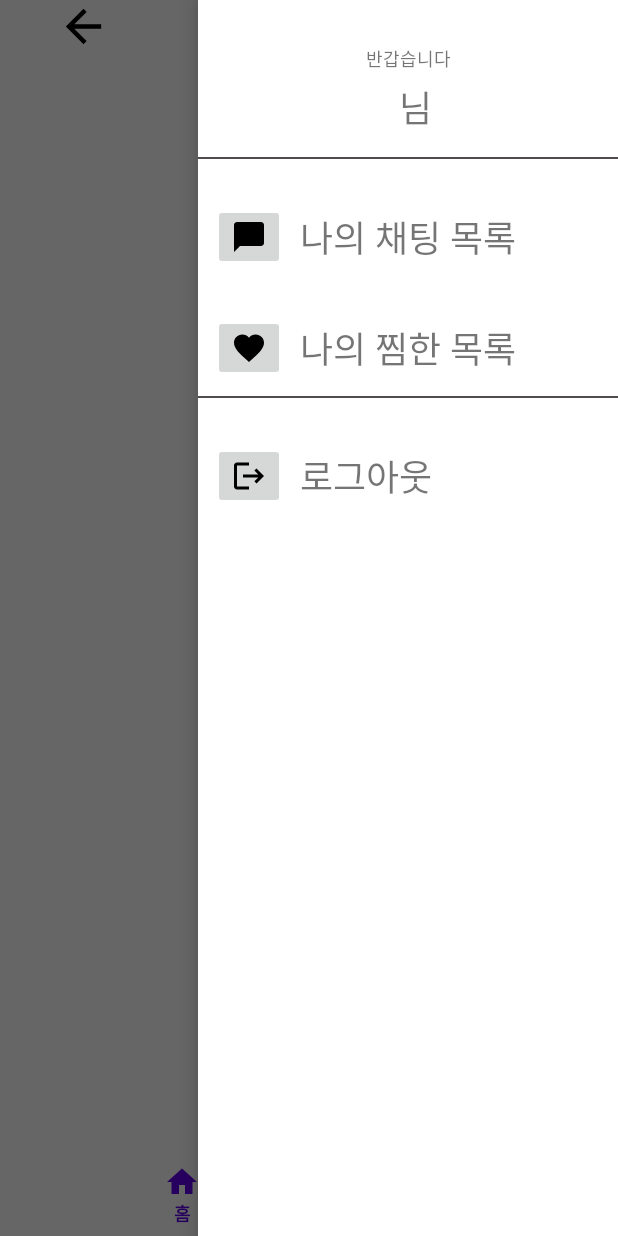
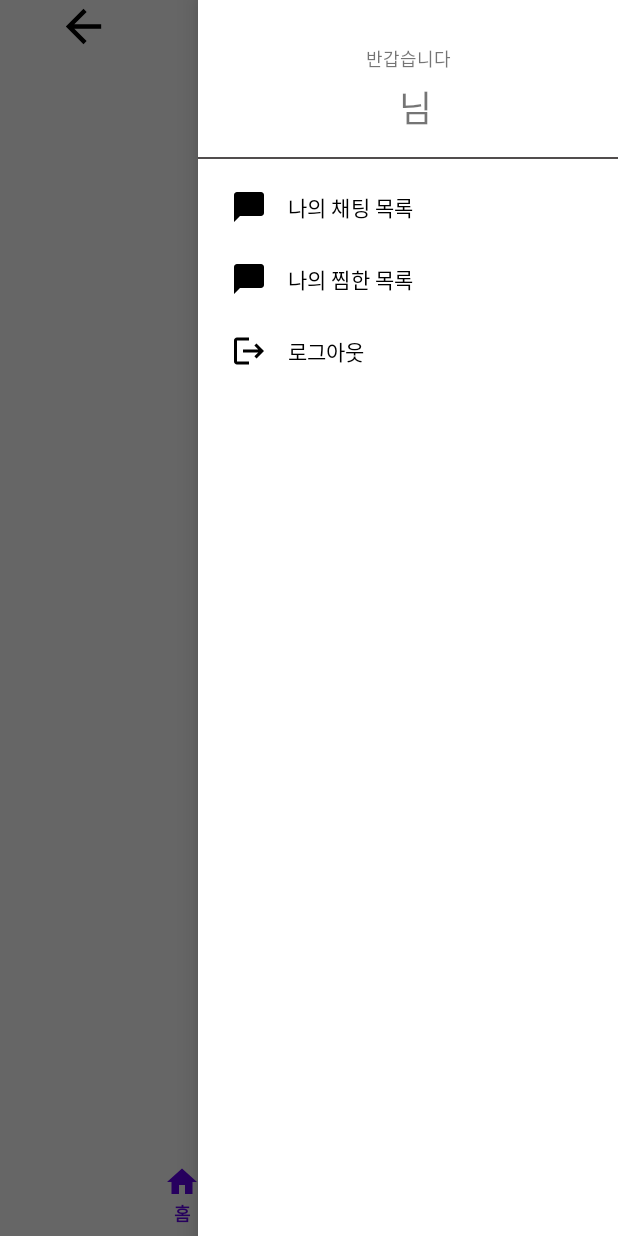
Before and after one commit to eaw4562/Animal, an Android app: the MainActivity screen opened directly, with no data from a screen before it, with the side drawer open, on a phone screen of 412 x 824 dp. Run offline under Robolectric (Android 15) with nearby library versions, the phone set to English and light mode, and no system bars; our stand-ins replace Firebase (no records; nobody signed in at launch, a user with empty details on screens opened directly).

```diff
--- a/app/src/main/java/com/example/animal/DTO/ChatDTO.kt
+++ b/app/src/main/java/com/example/animal/DTO/ChatDTO.kt
@@ -4,8 +4,8 @@ data class ChatDTO(
     var uid: String? = null,
     var message: String? = null,
     var sendId: String? = null,
-   // var timeStamp: String? = null,
+    var timestamp: Long? = null,
     var receiveId:String? = null
 ) {
-    constructor() : this("", "", "", "")
+    constructor() : this("", "", "", 0)
 }
--- a/app/src/main/java/com/example/animal/adapter/ChatAdapter.kt
+++ b/app/src/main/java/com/example/animal/adapter/ChatAdapter.kt
@@ -35,9 +35,11 @@ class ChatAdapter(private val context: Context, private val messageList: ArrayLi
         if(holder.javaClass == SendViewHolder::class.java){
             val viewHolder = holder as SendViewHolder
             viewHolder.sendMessage.text = currentMessage.message
+            viewHolder.timeTextView.text = currentMessage.timestamp?.toString() ?: ""
         }else{
             val viewHolder = holder as ReceiveViewHolder
             viewHolder.receiveMessage.text = currentMessage.message
+            viewHolder.timeTextView.text = currentMessage.timestamp?.toString() ?: ""
         }
     }
 
@@ -58,9 +60,11 @@ class ChatAdapter(private val context: Context, private val messageList: ArrayLi
 
     class SendViewHolder(itemView: View):RecyclerView.ViewHolder(itemView){
         val sendMessage: TextView = itemView.findViewById(R.id.send_message_text)
+        val timeTextView : TextView = itemView.findViewById(R.id.timestamp_text)
     }
 
     class ReceiveViewHolder(itemView: View):RecyclerView.ViewHolder(itemView){
         val receiveMessage: TextView = itemView.findViewById(R.id.receive_message_text)
+        val timeTextView : TextView = itemView.findViewById(R.id.timestamp_text)
     }
 }
--- a/app/src/main/res/layout/activity_main.xml
+++ b/app/src/main/res/layout/activity_main.xml
@@ -108,5 +108,6 @@
         android:layout_width="wrap_content"
         android:layout_height="match_parent"
         android:layout_gravity="end"
-        app:headerLayout="@layout/drawer" />
+        app:headerLayout="@layout/drawer"
+        app:menu="@menu/drawer_menu"/>
 </androidx.drawerlayout.widget.DrawerLayout>
--- a/app/src/main/res/layout/drawer.xml
+++ b/app/src/main/res/layout/drawer.xml
@@ -55,8 +55,9 @@
                 android:layout_height="1dp"
                 android:layout_marginTop="10dp"
                 android:background="#514D4D" />
-
+<!--
             <LinearLayout
+                android:id="@+id/chat_list_layout"
                 android:layout_width="wrap_content"
                 android:layout_height="wrap_content"
                 android:layout_marginTop="30dp"
@@ -79,6 +80,7 @@
             </LinearLayout>
 
             <LinearLayout
+                android:id="@+id/favorite_list_layout"
                 android:layout_width="wrap_content"
                 android:layout_height="wrap_content"
                 android:layout_marginTop="30dp"
@@ -127,7 +129,7 @@
                     android:layout_marginLeft="10dp"
                     android:textSize="24sp"/>
             </LinearLayout>
-
+-->
         </LinearLayout>
     </LinearLayout>
 </RelativeLayout>
--- a/app/src/main/res/layout/send.xml
+++ b/app/src/main/res/layout/send.xml
@@ -15,4 +15,6 @@
         android:textColor="@android:color/black"
         android:textSize="18sp"/>
 
+
+
 </RelativeLayout>
--- /dev/null
+++ b/app/src/main/res/menu/drawer_menu.xml
@@ -0,0 +1,23 @@
+<?xml version="1.0" encoding="utf-8"?>
+<menu xmlns:android="http://schemas.android.com/apk/res/android">
+    <item
+        android:id="@+id/my_chat_list"
+        android:icon="@drawable/chat"
+        android:enabled="true"
+        android:title="나의 채팅 목록"
+        android:paddingTop="16dp" />
+
+    <item
+        android:id="@+id/my_favorit_list"
+        android:icon="@drawable/chat"
+        android:enabled="true"
+        android:title="나의 찜한 목록"
+        android:paddingTop="16dp" />
+
+    <item
+        android:id="@+id/my_account_logout"
+        android:icon="@drawable/my_logout"
+        android:enabled="true"
+        android:title="로그아웃"
+        android:paddingTop="16dp"/>
+</menu>
```
Also changed, not shown: app/src/main/java/com/example/animal/ChatFragment.kt (+16 -3 lines), app/src/main/java/com/example/animal/DTO/ChatRoomDTO.kt (added, +13 -0 lines), app/src/main/java/com/example/animal/MainActivity.kt (+22 -1 lines), app/src/main/java/com/example/animal/MyChatRoomFragment.kt (added, +70 -0 lines), app/src/main/java/com/example/animal/adapter/ChatRoomAdapter.kt (added, +47 -0 lines), app/src/main/res/layout/chat_recycle_item.xml (+8 -0 lines), app/src/main/res/layout/chat_room_list.xml (added, +44 -0 lines), app/src/main/res/layout/fragment_my_chat.xml (added, +36 -0 lines).
